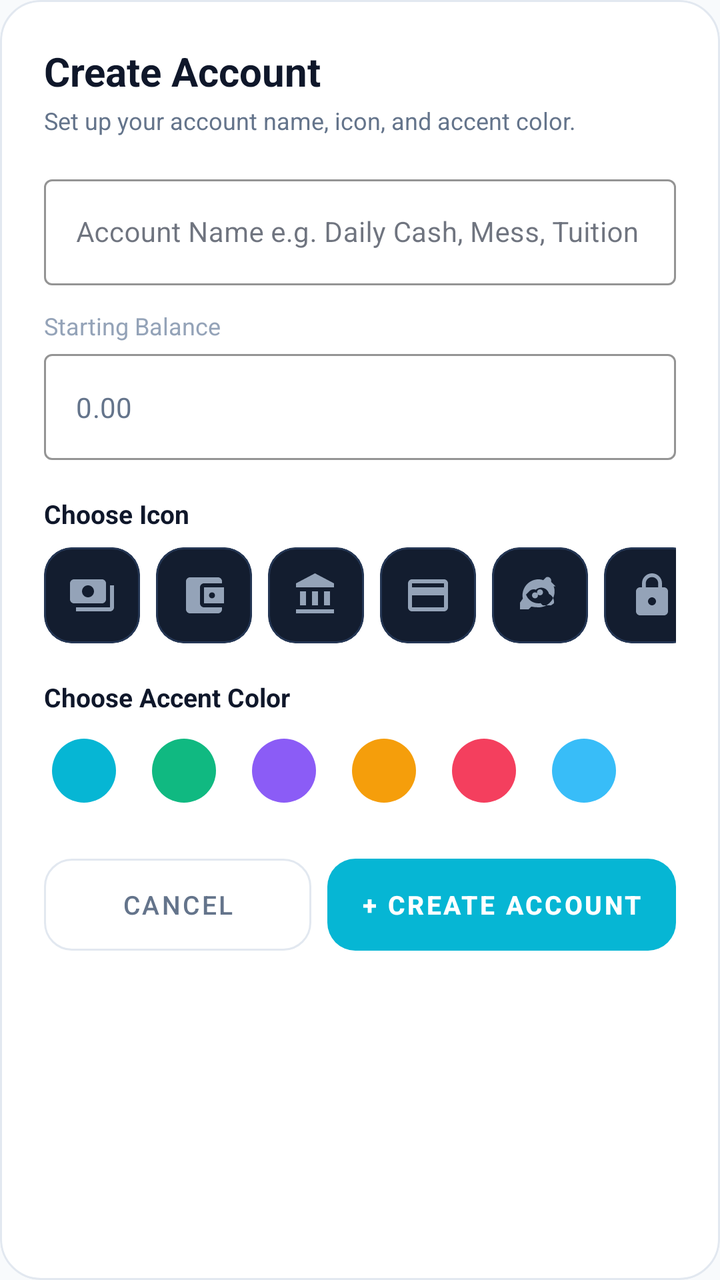
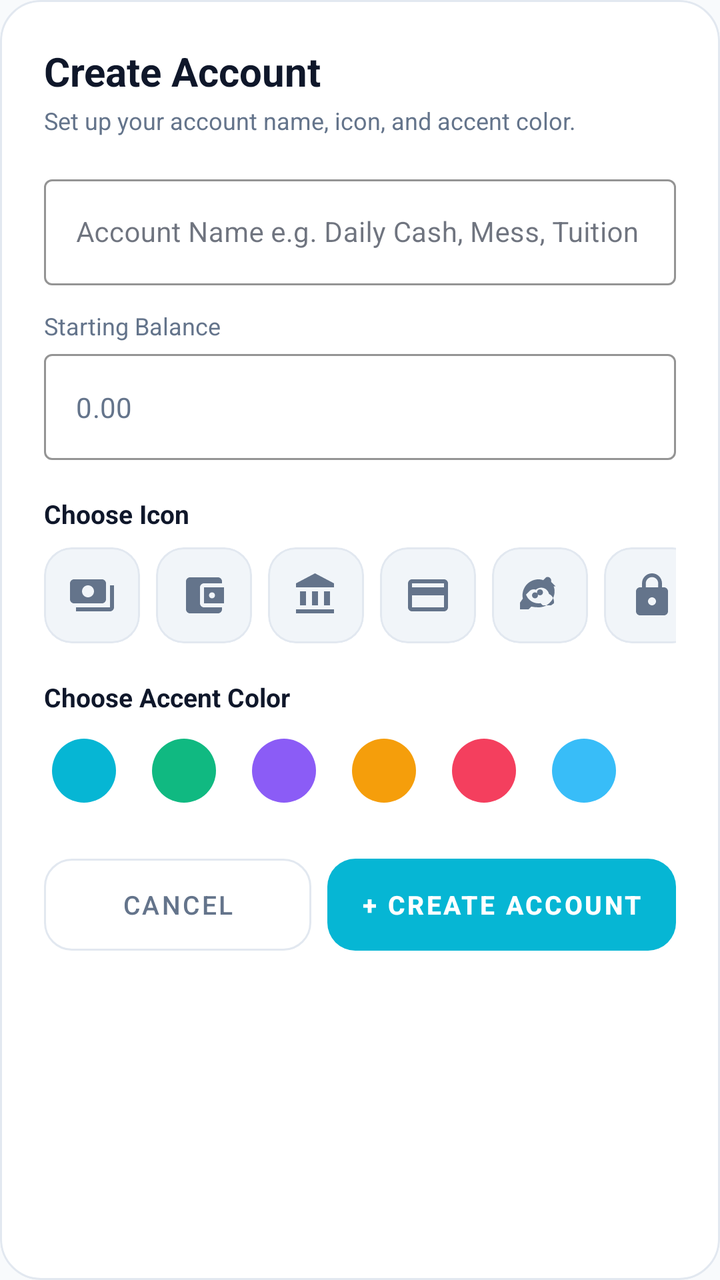

The first picture is an Android layout as it rendered before a commit; the second is the same layout after the commit. The layout source and the unified diff follow.
<!-- AndroidManifest.xml: application theme Theme.LifeSync -->
<!-- res/layout/dialog_add_bucket.xml -->
<?xml version="1.0" encoding="utf-8"?>
<androidx.core.widget.NestedScrollView xmlns:android="http://schemas.android.com/apk/res/android"
    xmlns:app="http://schemas.android.com/apk/res-auto"
    android:layout_width="match_parent"
    android:layout_height="wrap_content"
    android:background="@drawable/bg_dialog_glass"
    android:clipToOutline="true"
    android:isScrollContainer="true"
    android:fillViewport="true">

    <LinearLayout
        android:layout_width="match_parent"
        android:layout_height="wrap_content"
        android:orientation="vertical"
        android:padding="22dp"
        android:paddingBottom="26dp">

        
        <TextView
            android:id="@+id/tvBucketDialogTitle"
            android:layout_width="wrap_content"
            android:layout_height="wrap_content"
            android:text="Create Account"
            android:textColor="@color/text_primary"
            android:textSize="20sp"
            android:textStyle="bold" />

        <TextView
            android:id="@+id/tvBucketDialogSubtitle"
            android:layout_width="wrap_content"
            android:layout_height="wrap_content"
            android:layout_marginTop="3dp"
            android:text="Set up your account name, icon, and accent color."
            android:textColor="@color/text_secondary"
            android:textSize="12sp" />

        
        <com.google.android.material.textfield.TextInputLayout
            android:id="@+id/tilBucketName"
            style="@style/Widget.MaterialComponents.TextInputLayout.OutlinedBox"
            android:layout_width="match_parent"
            android:layout_height="wrap_content"
            android:layout_marginTop="16dp"
            android:hint="Account Name e.g. Daily Cash, Mess, Tuition"
            app:boxStrokeColor="@color/primary"
            app:hintTextColor="@color/primary">

            <com.google.android.material.textfield.TextInputEditText
                android:id="@+id/etBucketName"
                android:layout_width="match_parent"
                android:layout_height="wrap_content"
                android:textColor="@color/text_primary"
                android:textSize="14sp"
                android:singleLine="true" />
        </com.google.android.material.textfield.TextInputLayout>

        
        <TextView
            android:id="@+id/tvBucketBalanceLabel"
            android:layout_width="wrap_content"
            android:layout_height="wrap_content"
            android:layout_marginTop="12dp"
            android:layout_marginBottom="6dp"
            android:text="Starting Balance"
            android:textColor="#94A3B8"
            android:textSize="12sp" />

        <com.google.android.material.textfield.TextInputLayout
            android:id="@+id/tilBucketBalance"
            style="@style/Widget.MaterialComponents.TextInputLayout.OutlinedBox"
            android:layout_width="match_parent"
            android:layout_height="wrap_content"
            app:hintEnabled="false"
            app:boxStrokeColor="@color/primary">

            <com.google.android.material.textfield.TextInputEditText
                android:id="@+id/etBucketBalance"
                android:layout_width="match_parent"
                android:layout_height="wrap_content"
                android:inputType="numberDecimal"
                android:text=""
                android:hint="0.00"
                android:textColor="@color/text_primary"
                android:textColorHint="#64748B"
                android:textSize="14sp"
                android:singleLine="true" />
        </com.google.android.material.textfield.TextInputLayout>

        
        <TextView
            android:layout_width="wrap_content"
            android:layout_height="wrap_content"
            android:layout_marginTop="18dp"
            android:text="Choose Icon"
            android:textColor="@color/text_primary"
            android:textSize="13sp"
            android:textStyle="bold" />

        <HorizontalScrollView
            android:layout_width="match_parent"
            android:layout_height="wrap_content"
            android:layout_marginTop="8dp"
            android:scrollbars="none">

            <LinearLayout
                android:layout_width="wrap_content"
                android:layout_height="wrap_content"
                android:gravity="center_vertical"
                android:orientation="horizontal">

                
                <com.google.android.material.card.MaterialCardView
                    android:id="@+id/btnIconCash"
                    android:layout_width="48dp"
                    android:layout_height="48dp"
                    android:layout_marginEnd="8dp"
                    android:clickable="true"
                    android:focusable="true"
                    app:cardBackgroundColor="#131D2F"
                    app:cardCornerRadius="14dp"
                    app:cardElevation="0dp"
                    app:strokeColor="#243654"
                    app:strokeWidth="1dp">

                    <ImageView
                        android:id="@+id/ivIconCash"
                        android:layout_width="24dp"
                        android:layout_height="24dp"
                        android:layout_gravity="center"
                        android:src="@drawable/ic_cash"
                        app:tint="#94A3B8" />
                </com.google.android.material.card.MaterialCardView>

                
                <com.google.android.material.card.MaterialCardView
                    android:id="@+id/btnIconWallet"
                    android:layout_width="48dp"
                    android:layout_height="48dp"
                    android:layout_marginEnd="8dp"
                    android:clickable="true"
                    android:focusable="true"
                    app:cardBackgroundColor="#131D2F"
                    app:cardCornerRadius="14dp"
                    app:cardElevation="0dp"
                    app:strokeColor="#243654"
                    app:strokeWidth="1dp">

                    <ImageView
                        android:id="@+id/ivIconWallet"
                        android:layout_width="24dp"
                        android:layout_height="24dp"
                        android:layout_gravity="center"
                        android:src="@drawable/ic_wallet"
                        app:tint="#94A3B8" />
                </com.google.android.material.card.MaterialCardView>

                
                <com.google.android.material.card.MaterialCardView
                    android:id="@+id/btnIconBank"
                    android:layout_width="48dp"
                    android:layout_height="48dp"
                    android:layout_marginEnd="8dp"
                    android:clickable="true"
                    android:focusable="true"
                    app:cardBackgroundColor="#131D2F"
                    app:cardCornerRadius="14dp"
                    app:cardElevation="0dp"
                    app:strokeColor="#243654"
                    app:strokeWidth="1dp">

                    <ImageView
                        android:id="@+id/ivIconBank"
                        android:layout_width="24dp"
                        android:layout_height="24dp"
                        android:layout_gravity="center"
                        android:src="@drawable/ic_bank"
                        app:tint="#94A3B8" />
                </com.google.android.material.card.MaterialCardView>

                
                <com.google.android.material.card.MaterialCardView
                    android:id="@+id/btnIconCard"
                    android:layout_width="48dp"
                    android:layout_height="48dp"
                    android:layout_marginEnd="8dp"
                    android:clickable="true"
                    android:focusable="true"
                    app:cardBackgroundColor="#131D2F"
                    app:cardCornerRadius="14dp"
                    app:cardElevation="0dp"
                    app:strokeColor="#243654"
                    app:strokeWidth="1dp">

                    <ImageView
                        android:id="@+id/ivIconCard"
                        android:layout_width="24dp"
                        android:layout_height="24dp"
                        android:layout_gravity="center"
                        android:src="@drawable/ic_credit_card"
                        app:tint="#94A3B8" />
                </com.google.android.material.card.MaterialCardView>

                
                <com.google.android.material.card.MaterialCardView
                    android:id="@+id/btnIconPiggy"
                    android:layout_width="48dp"
                    android:layout_height="48dp"
                    android:layout_marginEnd="8dp"
                    android:clickable="true"
                    android:focusable="true"
                    app:cardBackgroundColor="#131D2F"
                    app:cardCornerRadius="14dp"
                    app:cardElevation="0dp"
                    app:strokeColor="#243654"
                    app:strokeWidth="1dp">

                    <ImageView
                        android:id="@+id/ivIconPiggy"
                        android:layout_width="24dp"
                        android:layout_height="24dp"
                        android:layout_gravity="center"
                        android:src="@drawable/ic_piggy_bank"
                        app:tint="#94A3B8" />
                </com.google.android.material.card.MaterialCardView>

                
                <com.google.android.material.card.MaterialCardView
                    android:id="@+id/btnIconVault"
                    android:layout_width="48dp"
                    android:layout_height="48dp"
                    android:layout_marginEnd="8dp"
                    android:clickable="true"
                    android:focusable="true"
                    app:cardBackgroundColor="#131D2F"
                    app:cardCornerRadius="14dp"
                    app:cardElevation="0dp"
                    app:strokeColor="#243654"
                    app:strokeWidth="1dp">

                    <ImageView
                        android:id="@+id/ivIconVault"
                        android:layout_width="24dp"
                        android:layout_height="24dp"
                        android:layout_gravity="center"
                        android:src="@drawable/ic_vault"
                        app:tint="#94A3B8" />
                </com.google.android.material.card.MaterialCardView>

            </LinearLayout>
        </HorizontalScrollView>

        
        <TextView
            android:layout_width="wrap_content"
            android:layout_height="wrap_content"
            android:layout_marginTop="18dp"
            android:text="Choose Accent Color"
            android:textColor="@color/text_primary"
            android:textSize="13sp"
            android:textStyle="bold" />

        <HorizontalScrollView
            android:layout_width="match_parent"
            android:layout_height="wrap_content"
            android:layout_marginTop="8dp"
            android:scrollbars="none">

            <LinearLayout
                android:layout_width="wrap_content"
                android:layout_height="wrap_content"
                android:gravity="center_vertical"
                android:orientation="horizontal">

                
                <FrameLayout
                    android:id="@+id/btnColorCyan"
                    android:layout_width="40dp"
                    android:layout_height="40dp"
                    android:layout_marginEnd="10dp"
                    android:clickable="true"
                    android:focusable="true">

                    <View
                        android:id="@+id/ringColorCyan"
                        android:layout_width="40dp"
                        android:layout_height="40dp"
                        android:background="@drawable/bg_color_circle_ring"
                        android:backgroundTint="#06B6D4"
                        android:visibility="gone" />

                    <View
                        android:layout_width="32dp"
                        android:layout_height="32dp"
                        android:layout_gravity="center"
                        android:background="@drawable/bg_color_circle_fill"
                        android:backgroundTint="#06B6D4" />

                    <ImageView
                        android:id="@+id/checkColorCyan"
                        android:layout_width="18dp"
                        android:layout_height="18dp"
                        android:layout_gravity="center"
                        android:src="@drawable/ic_check"
                        app:tint="#FFFFFF"
                        android:visibility="gone" />
                </FrameLayout>

                
                <FrameLayout
                    android:id="@+id/btnColorEmerald"
                    android:layout_width="40dp"
                    android:layout_height="40dp"
                    android:layout_marginEnd="10dp"
                    android:clickable="true"
                    android:focusable="true">

                    <View
                        android:id="@+id/ringColorEmerald"
                        android:layout_width="40dp"
                        android:layout_height="40dp"
                        android:background="@drawable/bg_color_circle_ring"
                        android:backgroundTint="#10B981"
                        android:visibility="gone" />

                    <View
                        android:layout_width="32dp"
                        android:layout_height="32dp"
                        android:layout_gravity="center"
                        android:background="@drawable/bg_color_circle_fill"
                        android:backgroundTint="#10B981" />

                    <ImageView
                        android:id="@+id/checkColorEmerald"
                        android:layout_width="18dp"
                        android:layout_height="18dp"
                        android:layout_gravity="center"
                        android:src="@drawable/ic_check"
                        app:tint="#FFFFFF"
                        android:visibility="gone" />
                </FrameLayout>

                
                <FrameLayout
                    android:id="@+id/btnColorViolet"
                    android:layout_width="40dp"
                    android:layout_height="40dp"
                    android:layout_marginEnd="10dp"
                    android:clickable="true"
                    android:focusable="true">

                    <View
                        android:id="@+id/ringColorViolet"
                        android:layout_width="40dp"
                        android:layout_height="40dp"
                        android:background="@drawable/bg_color_circle_ring"
                        android:backgroundTint="#8B5CF6"
                        android:visibility="gone" />

                    <View
                        android:layout_width="32dp"
                        android:layout_height="32dp"
                        android:layout_gravity="center"
                        android:background="@drawable/bg_color_circle_fill"
                        android:backgroundTint="#8B5CF6" />

                    <ImageView
                        android:id="@+id/checkColorViolet"
                        android:layout_width="18dp"
                        android:layout_height="18dp"
                        android:layout_gravity="center"
                        android:src="@drawable/ic_check"
                        app:tint="#FFFFFF"
                        android:visibility="gone" />
                </FrameLayout>

                
                <FrameLayout
                    android:id="@+id/btnColorAmber"
                    android:layout_width="40dp"
                    android:layout_height="40dp"
                    android:layout_marginEnd="10dp"
                    android:clickable="true"
                    android:focusable="true">

                    <View
                        android:id="@+id/ringColorAmber"
                        android:layout_width="40dp"
                        android:layout_height="40dp"
                        android:background="@drawable/bg_color_circle_ring"
                        android:backgroundTint="#F59E0B"
                        android:visibility="gone" />

                    <View
                        android:layout_width="32dp"
                        android:layout_height="32dp"
                        android:layout_gravity="center"
                        android:background="@drawable/bg_color_circle_fill"
                        android:backgroundTint="#F59E0B" />

                    <ImageView
                        android:id="@+id/checkColorAmber"
                        android:layout_width="18dp"
                        android:layout_height="18dp"
                        android:layout_gravity="center"
                        android:src="@drawable/ic_check"
                        app:tint="#FFFFFF"
                        android:visibility="gone" />
                </FrameLayout>

                
                <FrameLayout
                    android:id="@+id/btnColorRose"
                    android:layout_width="40dp"
                    android:layout_height="40dp"
                    android:layout_marginEnd="10dp"
                    android:clickable="true"
                    android:focusable="true">

                    <View
                        android:id="@+id/ringColorRose"
                        android:layout_width="40dp"
                        android:layout_height="40dp"
                        android:background="@drawable/bg_color_circle_ring"
                        android:backgroundTint="#F43F5E"
                        android:visibility="gone" />

                    <View
                        android:layout_width="32dp"
                        android:layout_height="32dp"
                        android:layout_gravity="center"
                        android:background="@drawable/bg_color_circle_fill"
                        android:backgroundTint="#F43F5E" />

                    <ImageView
                        android:id="@+id/checkColorRose"
                        android:layout_width="18dp"
                        android:layout_height="18dp"
                        android:layout_gravity="center"
                        android:src="@drawable/ic_check"
                        app:tint="#FFFFFF"
                        android:visibility="gone" />
                </FrameLayout>

                
                <FrameLayout
                    android:id="@+id/btnColorSkyBlue"
                    android:layout_width="40dp"
                    android:layout_height="40dp"
                    android:layout_marginEnd="10dp"
                    android:clickable="true"
                    android:focusable="true">

                    <View
                        android:id="@+id/ringColorSkyBlue"
                        android:layout_width="40dp"
                        android:layout_height="40dp"
                        android:background="@drawable/bg_color_circle_ring"
                        android:backgroundTint="#38BDF8"
                        android:visibility="gone" />

                    <View
                        android:layout_width="32dp"
                        android:layout_height="32dp"
                        android:layout_gravity="center"
                        android:background="@drawable/bg_color_circle_fill"
                        android:backgroundTint="#38BDF8" />

                    <ImageView
                        android:id="@+id/checkColorSkyBlue"
                        android:layout_width="18dp"
                        android:layout_height="18dp"
                        android:layout_gravity="center"
                        android:src="@drawable/ic_check"
                        app:tint="#FFFFFF"
                        android:visibility="gone" />
                </FrameLayout>

            </LinearLayout>
        </HorizontalScrollView>

        
        <LinearLayout
            android:layout_width="match_parent"
            android:layout_height="wrap_content"
            android:layout_marginTop="24dp"
            android:orientation="horizontal">

            <com.google.android.material.button.MaterialButton
                android:id="@+id/btnCancelBucket"
                style="@style/Widget.MaterialComponents.Button.OutlinedButton"
                android:layout_width="0dp"
                android:layout_height="46dp"
                android:layout_marginEnd="8dp"
                android:layout_weight="1"
                android:insetTop="0dp"
                android:insetBottom="0dp"
                android:text="Cancel"
                android:textColor="@color/text_secondary"
                android:textSize="13sp"
                app:cornerRadius="14dp"
                app:strokeColor="@color/card_stroke"
                app:strokeWidth="1dp" />

            <com.google.android.material.button.MaterialButton
                android:id="@+id/btnSaveBucket"
                style="@style/Widget.MaterialComponents.Button.UnelevatedButton"
                android:layout_width="0dp"
                android:layout_height="46dp"
                android:layout_weight="1.3"
                android:insetTop="0dp"
                android:insetBottom="0dp"
                android:text="+ Create Account"
                android:textColor="@color/white"
                android:textSize="13sp"
                android:textStyle="bold"
                app:backgroundTint="#06B6D4"
                app:cornerRadius="14dp" />
        </LinearLayout>

    </LinearLayout>

</androidx.core.widget.NestedScrollView>
<!-- resources referenced by this layout -->
<resources>
  <color name="card_stroke">#E2E8F0</color>
  <color name="primary">#0284C7</color>
  <color name="text_primary">#0F172A</color>
  <color name="text_secondary">#64748B</color>
  <color name="white">#FFFFFF</color>
  <!-- drawable bg_color_circle_fill (drawable) -->
  <?xml version="1.0" encoding="utf-8"?>
  <shape xmlns:android="http://schemas.android.com/apk/res/android"
      android:shape="oval">
      <solid android:color="#FFFFFF" />
  </shape>
  <!-- drawable bg_color_circle_ring (drawable) -->
  <?xml version="1.0" encoding="utf-8"?>
  <shape xmlns:android="http://schemas.android.com/apk/res/android"
      android:shape="oval">
      <stroke
          android:width="2dp"
          android:color="#FFFFFF" />
      <solid android:color="#00000000" />
  </shape>
  <!-- drawable bg_dialog_glass (drawable) -->
  <?xml version="1.0" encoding="utf-8"?>
  <shape xmlns:android="http://schemas.android.com/apk/res/android"
      android:shape="rectangle">
      <corners android:radius="20dp" />
      <solid android:color="@color/surface" />
      <stroke
          android:width="1dp"
          android:color="@color/card_stroke" />
  </shape>
  <!-- drawable ic_cash (drawable) -->
  <vector xmlns:android="http://schemas.android.com/apk/res/android"
      android:width="24dp"
      android:height="24dp"
      android:viewportWidth="24"
      android:viewportHeight="24">
      <path
          android:fillColor="#FFFFFFFF"
          android:pathData="M19,14V6c0,-1.1 -0.9,-2 -2,-2H3c-1.1,0 -2,0.9 -2,2v8c0,1.1 0.9,2 2,2h14c1.1,0 2,-0.9 2,-2zm-9,-1c-1.66,0 -3,-1.34 -3,-3s1.34,-3 3,-3 3,1.34 3,3 -1.34,3 -3,3zm13,-6v11c0,1.1 -0.9,2 -2,2H4v-2h17V7h2z"/>
  </vector>
  <!-- drawable ic_check (drawable) -->
  <vector xmlns:android="http://schemas.android.com/apk/res/android"
      android:width="24dp"
      android:height="24dp"
      android:viewportWidth="24"
      android:viewportHeight="24">
      <path
          android:fillColor="#000000"
          android:pathData="M9,16.17L4.83,12l-1.42,1.41L9,19 21,7l-1.41,-1.41z"/>
  </vector>
  <!-- drawable ic_credit_card (drawable) -->
  <vector xmlns:android="http://schemas.android.com/apk/res/android"
      android:width="24dp"
      android:height="24dp"
      android:viewportWidth="24"
      android:viewportHeight="24">
      <path
          android:fillColor="#000000"
          android:pathData="M20,4H4c-1.11,0 -1.99,0.89 -1.99,2L2,18c0,1.11 0.89,2 2,2h16c1.11,0 2,-0.89 2,-2V6c0,-1.11 -0.89,-2 -2,-2zm0,14H4v-6h16v6zm0,-10H4V6h16v2z"/>
  </vector>
  <color name="surface">#FFFFFF</color>
  <color name="primary_variant">#0369A1</color>
  <color name="on_primary">#FFFFFF</color>
  <color name="secondary">#7C3AED</color>
  <color name="secondary_variant">#6D28D9</color>
  <color name="on_secondary">#FFFFFF</color>
  <color name="background">#F8FAFC</color>
  <style name="CardElevationRounded" parent="Widget.MaterialComponents.CardView">
          <item name="cardCornerRadius">22dp</item>
          <item name="cardElevation">2dp</item>
          <item name="strokeWidth">1dp</item>
          <item name="strokeColor">@color/card_stroke</item>
          <item name="cardBackgroundColor">@color/surface_card</item>
      </style>
  <style name="DuoRhythmTextView" parent="android:Widget.TextView">
          <item name="android:lineSpacingExtra">2dp</item>
          <item name="android:fontFamily">sans-serif</item>
          <item name="android:includeFontPadding">true</item>
      </style>
  <style name="DuoRhythmEditText" parent="android:Widget.EditText">
          <item name="android:lineSpacingExtra">2dp</item>
          <item name="android:fontFamily">sans-serif</item>
          <item name="android:includeFontPadding">true</item>
          <item name="android:textColor">@color/text_primary</item>
          <item name="android:textColorHint">@color/text_secondary</item>
      </style>
  <color name="surface_card">#FFFFFF</color>
  <!-- unchanged entries left out for length: 5 -->
</resources>

<!-- the commit's change to res/layout/dialog_add_bucket.xml (unified diff, before → after) -->
@@ -62,7 +62,7 @@
             android:layout_marginTop="12dp"
             android:layout_marginBottom="6dp"
             android:text="Starting Balance"
-            android:textColor="#94A3B8"
+            android:textColor="@color/text_secondary"
             android:textSize="12sp" />
 
         <com.google.android.material.textfield.TextInputLayout
@@ -81,7 +81,7 @@
                 android:text=""
                 android:hint="0.00"
                 android:textColor="@color/text_primary"
-                android:textColorHint="#64748B"
+                android:textColorHint="@color/text_secondary"
                 android:textSize="14sp"
                 android:singleLine="true" />
         </com.google.android.material.textfield.TextInputLayout>
@@ -116,10 +116,10 @@
                     android:layout_marginEnd="8dp"
                     android:clickable="true"
                     android:focusable="true"
-                    app:cardBackgroundColor="#131D2F"
+                    app:cardBackgroundColor="@color/surface_variant"
                     app:cardCornerRadius="14dp"
                     app:cardElevation="0dp"
-                    app:strokeColor="#243654"
+                    app:strokeColor="@color/card_stroke"
                     app:strokeWidth="1dp">
 
                     <ImageView
@@ -128,7 +128,7 @@
                         android:layout_height="24dp"
                         android:layout_gravity="center"
                         android:src="@drawable/ic_cash"
-                        app:tint="#94A3B8" />
+                        app:tint="@color/text_secondary" />
                 </com.google.android.material.card.MaterialCardView>
 
                 
@@ -139,10 +139,10 @@
                     android:layout_marginEnd="8dp"
                     android:clickable="true"
                     android:focusable="true"
-                    app:cardBackgroundColor="#131D2F"
+                    app:cardBackgroundColor="@color/surface_variant"
                     app:cardCornerRadius="14dp"
                     app:cardElevation="0dp"
-                    app:strokeColor="#243654"
+                    app:strokeColor="@color/card_stroke"
                     app:strokeWidth="1dp">
 
                     <ImageView
@@ -151,7 +151,7 @@
                         android:layout_height="24dp"
                         android:layout_gravity="center"
                         android:src="@drawable/ic_wallet"
-                        app:tint="#94A3B8" />
+                        app:tint="@color/text_secondary" />
                 </com.google.android.material.card.MaterialCardView>
 
                 
@@ -162,10 +162,10 @@
                     android:layout_marginEnd="8dp"
                     android:clickable="true"
                     android:focusable="true"
-                    app:cardBackgroundColor="#131D2F"
+                    app:cardBackgroundColor="@color/surface_variant"
                     app:cardCornerRadius="14dp"
                     app:cardElevation="0dp"
-                    app:strokeColor="#243654"
+                    app:strokeColor="@color/card_stroke"
                     app:strokeWidth="1dp">
 
                     <ImageView
@@ -174,7 +174,7 @@
                         android:layout_height="24dp"
                         android:layout_gravity="center"
                         android:src="@drawable/ic_bank"
-                        app:tint="#94A3B8" />
+                        app:tint="@color/text_secondary" />
                 </com.google.android.material.card.MaterialCardView>
 
                 
@@ -185,10 +185,10 @@
                     android:layout_marginEnd="8dp"
                     android:clickable="true"
                     android:focusable="true"
-                    app:cardBackgroundColor="#131D2F"
+                    app:cardBackgroundColor="@color/surface_variant"
                     app:cardCornerRadius="14dp"
                     app:cardElevation="0dp"
-                    app:strokeColor="#243654"
+                    app:strokeColor="@color/card_stroke"
                     app:strokeWidth="1dp">
 
                     <ImageView
@@ -197,7 +197,7 @@
                         android:layout_height="24dp"
                         android:layout_gravity="center"
                         android:src="@drawable/ic_credit_card"
-                        app:tint="#94A3B8" />
+                        app:tint="@color/text_secondary" />
                 </com.google.android.material.card.MaterialCardView>
 
                 
@@ -208,10 +208,10 @@
                     android:layout_marginEnd="8dp"
                     android:clickable="true"
                     android:focusable="true"
-                    app:cardBackgroundColor="#131D2F"
+                    app:cardBackgroundColor="@color/surface_variant"
                     app:cardCornerRadius="14dp"
                     app:cardElevation="0dp"
-                    app:strokeColor="#243654"
+                    app:strokeColor="@color/card_stroke"
                     app:strokeWidth="1dp">
 
                     <ImageView
@@ -220,7 +220,7 @@
                         android:layout_height="24dp"
                         android:layout_gravity="center"
                         android:src="@drawable/ic_piggy_bank"
-                        app:tint="#94A3B8" />
+                        app:tint="@color/text_secondary" />
                 </com.google.android.material.card.MaterialCardView>
 
                 
@@ -231,10 +231,10 @@
                     android:layout_marginEnd="8dp"
                     android:clickable="true"
                     android:focusable="true"
-                    app:cardBackgroundColor="#131D2F"
+                    app:cardBackgroundColor="@color/surface_variant"
                     app:cardCornerRadius="14dp"
                     app:cardElevation="0dp"
-                    app:strokeColor="#243654"
+                    app:strokeColor="@color/card_stroke"
                     app:strokeWidth="1dp">
 
                     <ImageView
@@ -243,7 +243,7 @@
                         android:layout_height="24dp"
                         android:layout_gravity="center"
                         android:src="@drawable/ic_vault"
-                        app:tint="#94A3B8" />
+                        app:tint="@color/text_secondary" />
                 </com.google.android.material.card.MaterialCardView>
 
             </LinearLayout>
<!-- resource entries referenced after the edit -->
@@ -2,6 +2,7 @@
 <resources>
   <color name="card_stroke">#E2E8F0</color>
   <color name="primary">#0284C7</color>
+  <color name="surface_variant">#F1F5F9</color>
   <color name="text_primary">#0F172A</color>
   <color name="text_secondary">#64748B</color>
   <color name="white">#FFFFFF</color>
